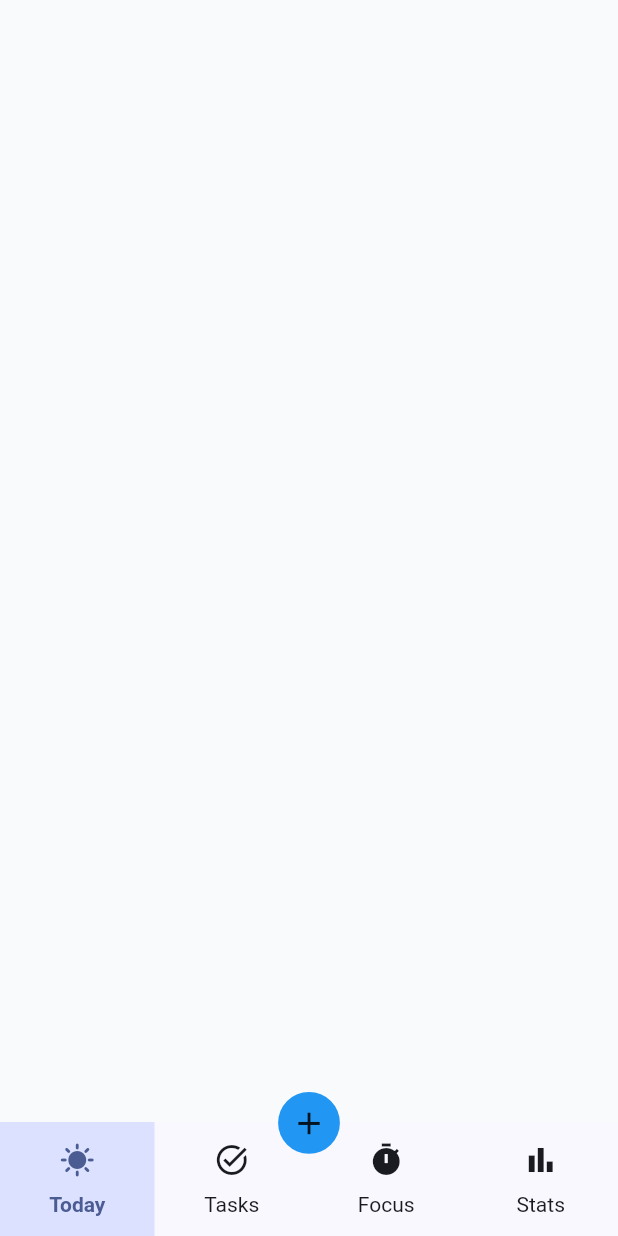
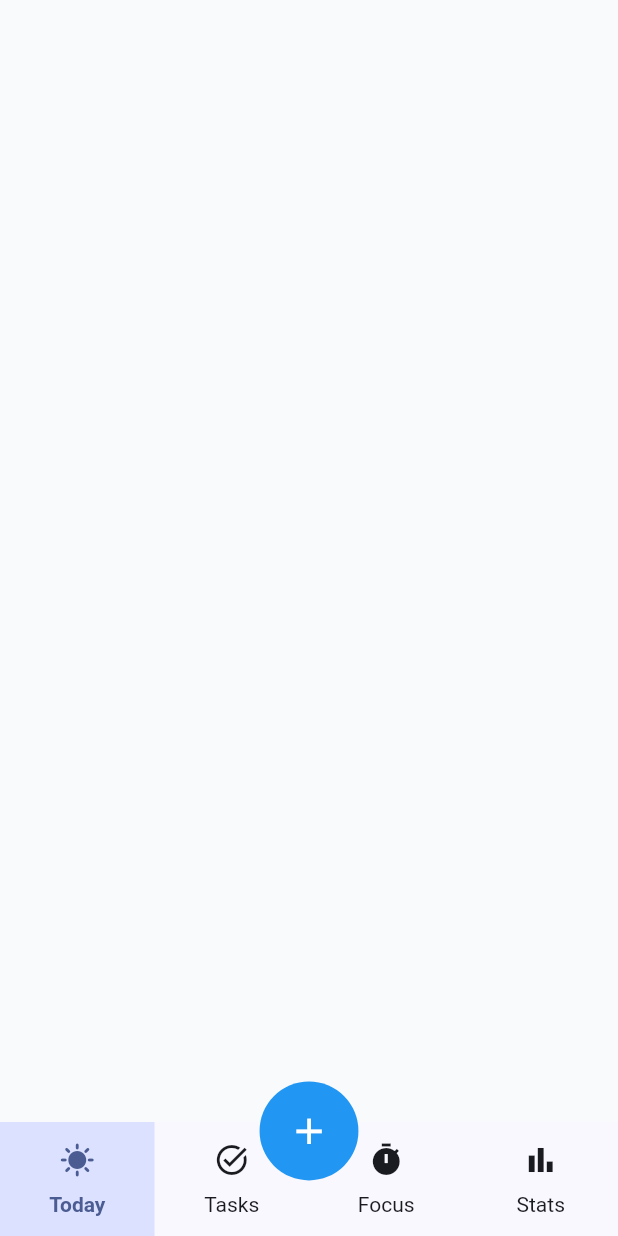
Before and after one commit to ahbandegan/focus_flow, a Flutter app: the screen it shows after launch, on a phone screen of 412 x 824 dp. Run offline on Flutter 3.47's test engine with Material 3 defaults, Android fonts, the phone set to English and light mode, and no system bars; our stand-ins replace flutter_animate, flutter_local_notifications, google_fonts, timezone.

Commit message:
debug mobile navigation

```diff
--- a/lib/core/widgets/mobile_navigation.dart
+++ b/lib/core/widgets/mobile_navigation.dart
@@ -239,7 +239,7 @@ class _MobileNavigationState extends State<MobileNavigation> {
             Positioned(
               right: widget.size.width / 2 - 35,
               left: widget.size.width / 2 - 35,
-              top: -20,
+              top: -27,
               child: GestureDetector(
                 onTap: () {
                   // TODO show modal create task
@@ -249,9 +249,9 @@ class _MobileNavigationState extends State<MobileNavigation> {
                     color: Colors.blue,
                     shape: BoxShape.circle,
                   ),
-                  width: widget.size.width * 10 / 100,
-                  height: widget.size.width * 10 / 100,
-                  child: Icon(Icons.add, size: widget.size.width * 6 / 100),
+                  width: widget.size.width * 16 / 100,
+                  height: widget.size.width * 16 / 100,
+                  child: Icon(Icons.add, size: widget.size.width * 7 / 100, color: Colors.white,),
                 ),
               ),
             ),
--- a/lib/features/home/presentation/page/home_page.dart
+++ b/lib/features/home/presentation/page/home_page.dart
@@ -5,8 +5,6 @@ class HomePage extends StatelessWidget {
 
   @override
   Widget build(BuildContext context) {
-    return const Column(
-      children: [],
-    );
+    return Column();
   }
 }
--- a/lib/main.dart
+++ b/lib/main.dart
@@ -9,6 +9,8 @@ import 'core/widgets/mobile_navigation.dart';
 void main() async {
   WidgetsFlutterBinding.ensureInitialized();
   await NotificationService().init();
+  await NotificationService().requestPermissions();
+
   runApp(const FocusFlowApp());
 }
 
--- a/pubspec.yaml
+++ b/pubspec.yaml
@@ -28,6 +28,7 @@ environment:
 # the latest version available on pub.dev. To see which dependencies have newer
 # versions available, run `flutter pub outdated`.
 dependencies:
+  audioplayers: ^6.8.1
   cupertino_icons: ^1.0.9
   drift: ^2.34.3
   drift_flutter: ^0.3.1
```
Also changed, not shown: pubspec.lock, 6 other files.
